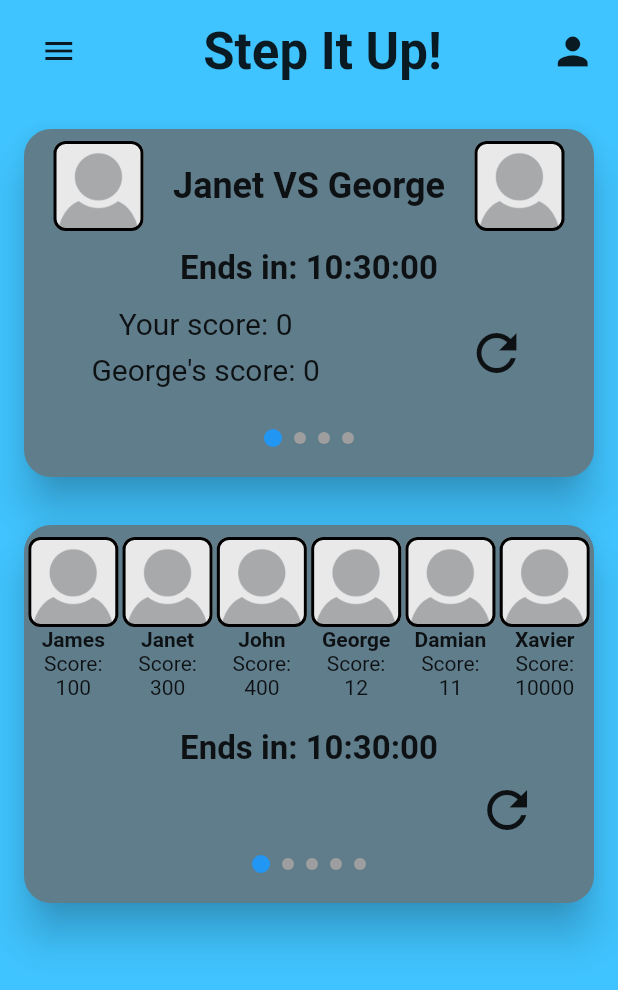
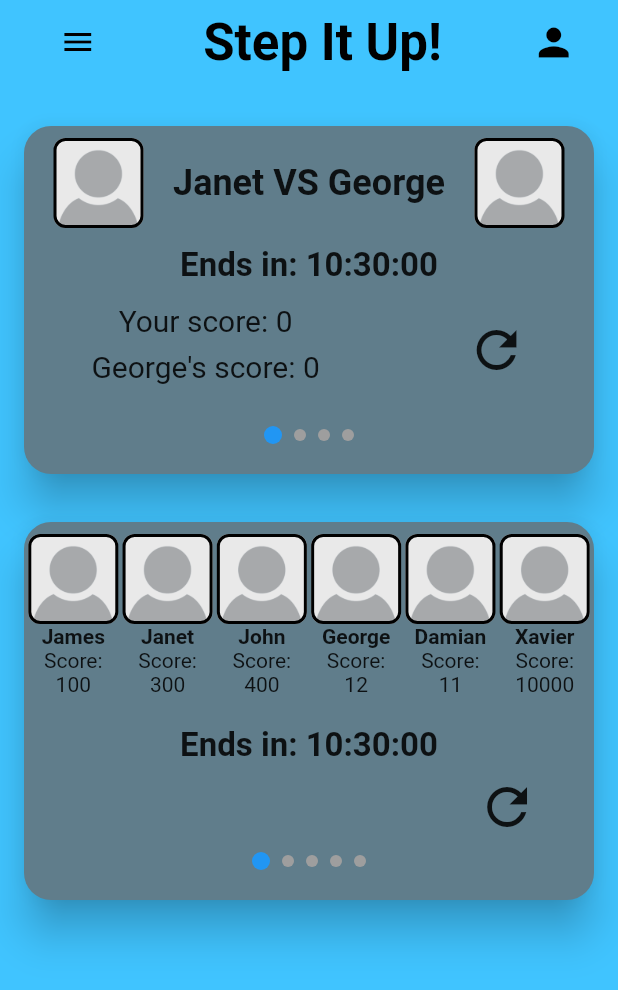
Before and after one commit to Vem0n/Step-Racer, a Flutter app: the MainScreen screen opened directly, on a phone screen of 412 x 824 dp. Shown: the top 990 px of the screen. Run offline on Flutter 3.47's test engine with Material 2 defaults, Android fonts, the light colour scheme and no system bars; drawn by our look-alikes of page_view_dot_indicator; our stand-ins replace bloc, dio, flutter_bloc, flutter_zoom_drawer, jwt_decoder, logger and 1 more; accounts and stored records are empty.

Commit message:
HomePage update
Made the main screen scalable for possible new widgets

```diff
--- a/frontend/step_it_up/lib/home_page.dart
+++ b/frontend/step_it_up/lib/home_page.dart
@@ -29,7 +29,7 @@ class HomePage extends StatelessWidget {
             } else {
               return ZoomDrawer(
                 menuScreen: const DrawerScreen(),
-                mainScreen: SingleChildScrollView(child: MainScreen()),
+                mainScreen: MainScreen(),
                 borderRadius: 30,
                 showShadow: true,
                 angle: 0.0,
@@ -129,14 +129,9 @@ class MainScreen extends StatelessWidget {
   @override
   Widget build(BuildContext context) {
     return Scaffold(
-      backgroundColor: Colors.lightBlueAccent,
-      body: Column(
-        mainAxisAlignment: MainAxisAlignment.start,
-        children: [
-          const SizedBox(
-            height: 10,
-          ),
-          const Row(
+      appBar: AppBar(
+          automaticallyImplyLeading: false,
+          title: const Row(
             mainAxisAlignment: MainAxisAlignment.spaceAround,
             children: [
               DrawerWdiget(),
@@ -145,7 +140,10 @@ class MainScreen extends StatelessWidget {
               ),
               Text(
                 'Step It Up!',
-                style: TextStyle(fontSize: 34, fontWeight: FontWeight.bold),
+                style: TextStyle(
+                    fontSize: 34,
+                    fontWeight: FontWeight.bold,
+                    color: Colors.black),
               ),
               SizedBox(
                 width: 12,
@@ -153,13 +151,22 @@ class MainScreen extends StatelessWidget {
               Icon(
                 Icons.person,
                 size: 30,
+                color: Colors.black,
               )
             ],
           ),
+          backgroundColor: Colors.transparent,
+          elevation: 0),
+      backgroundColor: Colors.lightBlueAccent,
+      body: SingleChildScrollView(
+        child: Column(
+          mainAxisAlignment: MainAxisAlignment.start,
+          children: [
             const SizedBox(
               height: 12,
             ),
-          Column(
+            SingleChildScrollView(
+              child: Column(
                 mainAxisAlignment: MainAxisAlignment.spaceEvenly,
                 children: [
                   Padding(
@@ -168,11 +175,14 @@ class MainScreen extends StatelessWidget {
                   ),
                   Padding(
                     padding: const EdgeInsets.all(12.0),
-                child: OngoingGroupCompetitionsCard(competitions: dummyData2),
+                    child:
+                        OngoingGroupCompetitionsCard(competitions: dummyData2),
                   )
                 ],
+              ),
             )
           ],
+        ),
       ),
     );
   }
@@ -315,7 +325,7 @@ class DrawerWdiget extends StatelessWidget {
       onPressed: () {
         ZoomDrawer.of(context)!.toggle();
       },
-      icon: const Icon(Icons.menu),
+      icon: const Icon(Icons.menu, color: Colors.black,),
     );
   }
 }
@@ -572,7 +582,7 @@ class GroupCompetitionCardView extends StatelessWidget {
                 ),
                 Text(
                   competition.user1,
-                  style: TextStyle(fontWeight: FontWeight.bold),
+                  style: const TextStyle(fontWeight: FontWeight.bold),
                 ),
                 const Text('Score:'),
                 Text('${competition.score1}'),
@@ -597,7 +607,7 @@ class GroupCompetitionCardView extends StatelessWidget {
                 ),
                 Text(
                   competition.user2,
-                  style: TextStyle(fontWeight: FontWeight.bold),
+                  style: const TextStyle(fontWeight: FontWeight.bold),
                 ),
                 const Text('Score:'),
                 Text('${competition.score2}'),
@@ -623,7 +633,7 @@ class GroupCompetitionCardView extends StatelessWidget {
                   ),
                   Text(
                     competition.user3!,
-                    style: TextStyle(fontWeight: FontWeight.bold),
+                    style: const TextStyle(fontWeight: FontWeight.bold),
                   ),
                   const Text('Score:'),
                   Text('${competition.score3}'),
@@ -649,7 +659,7 @@ class GroupCompetitionCardView extends StatelessWidget {
                   ),
                   Text(
                     competition.user4!,
-                    style: TextStyle(fontWeight: FontWeight.bold),
+                    style: const TextStyle(fontWeight: FontWeight.bold),
                   ),
                   const Text('Score:'),
                   Text('${competition.score4}'),
@@ -675,7 +685,7 @@ class GroupCompetitionCardView extends StatelessWidget {
                   ),
                   Text(
                     competition.user5!,
-                    style: TextStyle(fontWeight: FontWeight.bold),
+                    style: const TextStyle(fontWeight: FontWeight.bold),
                   ),
                   const Text('Score:'),
                   Text('${competition.score5}'),
@@ -701,7 +711,7 @@ class GroupCompetitionCardView extends StatelessWidget {
                   ),
                   Text(
                     competition.user6!,
-                    style: TextStyle(fontWeight: FontWeight.bold),
+                    style: const TextStyle(fontWeight: FontWeight.bold),
                   ),
                   const Text('Score:'),
                   Text('${competition.score6}'),
@@ -709,7 +719,7 @@ class GroupCompetitionCardView extends StatelessWidget {
               ),
           ],
         ),
-        SizedBox(
+        const SizedBox(
           height: 20,
         ),
         Text(
@@ -728,7 +738,7 @@ class GroupCompetitionCardView extends StatelessWidget {
                 size: 40,
               ),
             ),
-            SizedBox(
+            const SizedBox(
               width: 38,
             )
           ],
```
Lines whose indentation alone changed are shown as unchanged.
